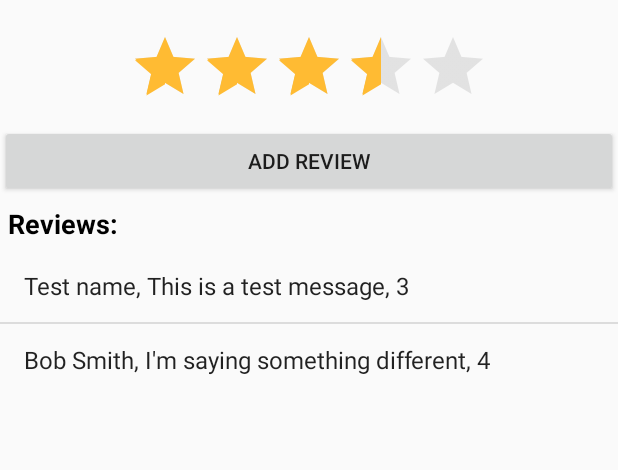
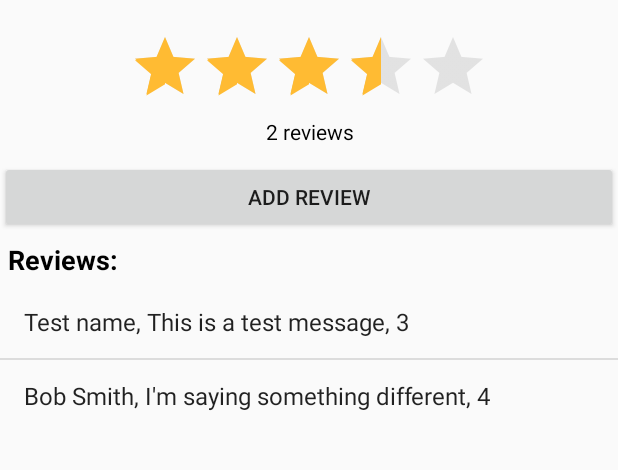
Before and after one commit to qwertie64982/ShipHappens, an Android app: the screen it shows after launch (CompanyActivity), on a phone screen of 412 x 824 dp, the part 249-719 px from its top. Run offline under Robolectric (Android 15) with nearby library versions, the phone set to English and light mode, and no system bars.

Commit message:
Add TextView showing how many reviews there are

```diff
--- a/app/src/main/java/com/qwertie64982/shiphappens/CompanyActivity.java
+++ b/app/src/main/java/com/qwertie64982/shiphappens/CompanyActivity.java
@@ -39,6 +39,9 @@ import java.util.ArrayList;
 //            This is all once Firebase is implemented, of course.
 //            Once there are multiple companies, Firebase will give their info and fill the Views.
 //            It should refresh when starting the activity, but not when rotating the screen.
+//            When refreshing, this should be a method that includes updating all the UI as well.
+// Long term: Fix average rating bar so it shows values with more accuracy than 0.5
+//            And maybe add "Terrible"/"Bad"/"OK"/"Good"/"Excellent" or whatever Google Maps has
 
 /**
  * Activity where the user can view reviews for a company
@@ -62,6 +65,7 @@ public class CompanyActivity extends AppCompatActivity {
     final String authorName = "John Doe";
 
     // Views
+    private TextView numberReviewsTextView;
     private Button addReviewButton;
     private TextView noReviewsTextView;
     private RatingBar averageRatingBar;
@@ -123,6 +127,9 @@ public class CompanyActivity extends AppCompatActivity {
             noReviewsTextView.setVisibility(View.GONE);
         }
 
+        numberReviewsTextView = (TextView) findViewById(R.id.numberReviewsTextView);
+        numberReviewsTextView.setText(getString(R.string.number_reviews, reviewArrayList.size()));
+
         reviewArrayAdapter = new ArrayAdapter<Review>(this, android.R.layout.simple_list_item_1, reviewArrayList);
         NonScrollListView reviewsListView = (NonScrollListView) findViewById(R.id.reviewsListView);
         reviewsListView.setAdapter(reviewArrayAdapter);
@@ -164,10 +171,14 @@ public class CompanyActivity extends AppCompatActivity {
             reviewArrayList.add(newReview);
             Log.d(TAG, "onActivityResult: List now contains: " + reviewArrayList);
             reviewArrayAdapter.notifyDataSetChanged();
+
             updateAverageRatingBar();
+
             hasLeftReview = true;
             addReviewButton.setVisibility(View.GONE);
             noReviewsTextView.setVisibility(View.GONE);
+
+            numberReviewsTextView.setText(getString(R.string.number_reviews, reviewArrayList.size()));
         }
     }
 
--- a/app/src/main/res/layout/activity_company.xml
+++ b/app/src/main/res/layout/activity_company.xml
@@ -27,12 +27,20 @@
             android:layout_width="wrap_content"
             android:layout_height="wrap_content"
             android:layout_gravity="center_horizontal"
-            android:layout_margin="5dp"
+            android:layout_marginTop="5dp"
             android:isIndicator="true"
             android:numStars="5"
             android:rating="0"
             android:stepSize="0.1"
             android:theme="@style/RatingBar" />
+
+        <TextView
+            android:id="@+id/numberReviewsTextView"
+            android:layout_width="match_parent"
+            android:layout_height="wrap_content"
+            android:layout_marginBottom="10dp"
+            android:textAlignment="center"
+            android:textColor="@android:color/black" />
 
         <Button
             android:id="@+id/addReviewButton"
--- /dev/null
+++ b/app/src/main/res/layout/list_ratingbar.xml
@@ -0,0 +1,5 @@
+<?xml version="1.0" encoding="utf-8"?>
+<GridLayout xmlns:android="http://schemas.android.com/apk/res/android"
+    android:layout_width="match_parent" android:layout_height="match_parent">
+
+</GridLayout>
--- a/app/src/main/res/values/strings.xml
+++ b/app/src/main/res/values/strings.xml
@@ -9,9 +9,10 @@
     <string name="about_title">About this app</string>
     <string name="about_message">This is the demo version of the app.\n\nAuthor: Maxwell Sherman\nGithub: @Qwertie64982\n\nIcon made by Freepik from www.flaticon.com</string>
     <string name="github_button">GitHub</string>
+    <string name="number_reviews">%1$d reviews</string>
     <string name="add_review">Add review</string>
     <string name="reviews_title">Reviews:</string>
-    <string name="no_reviews">No reviews yet!</string>
+    <string name="no_reviews">Nothing here yet</string>
 
     <!-- ReviewActivity -->
     <string name="submit_menu_item">Submit</string>
```
